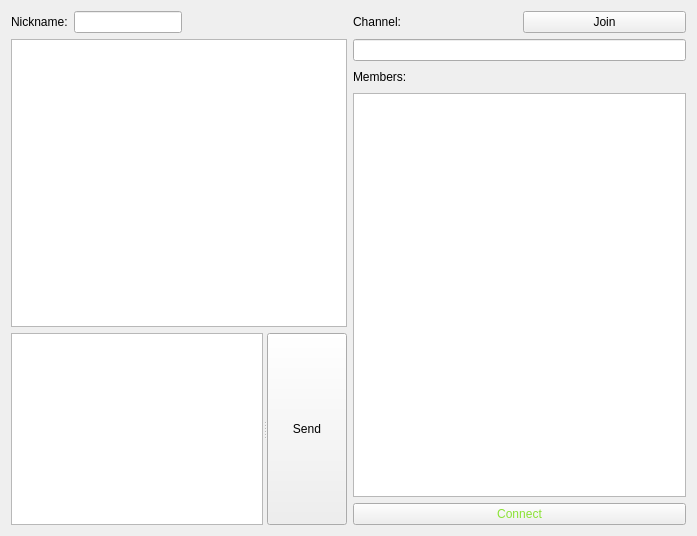
First picture: the form in Chat_Client/mainwindow.ui, repository benliepert/networks-project, before the edit.
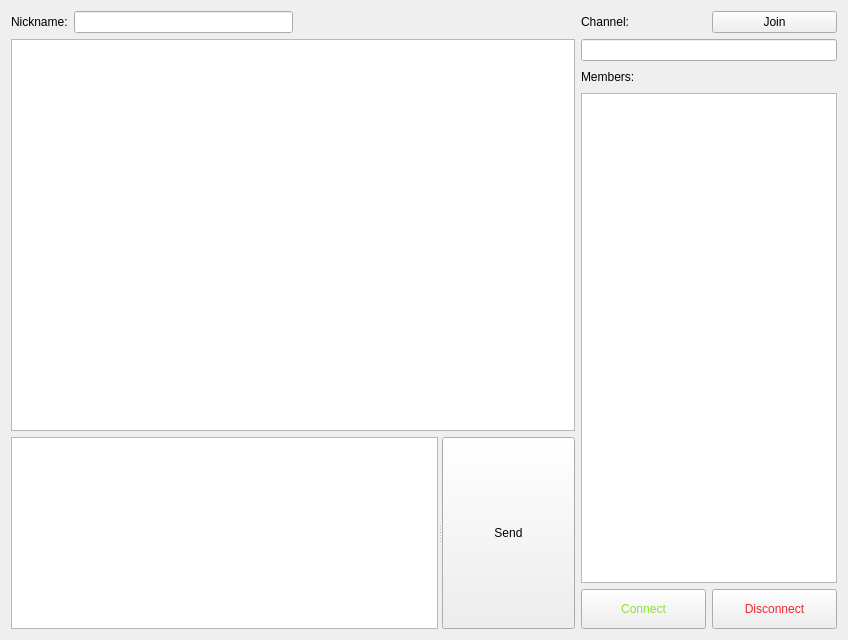
Second picture: the form after the edit.

The edit to the form file:
```diff
--- a/Chat_Client/mainwindow.ui
+++ b/Chat_Client/mainwindow.ui
@@ -6,16 +6,16 @@
    <rect>
     <x>0</x>
     <y>0</y>
-    <width>697</width>
-    <height>536</height>
+    <width>848</width>
+    <height>640</height>
    </rect>
   </property>
   <property name="windowTitle">
    <string>I bought an '83 cutlass for the weekend</string>
   </property>
   <widget class="QWidget" name="centralWidget">
-   <layout class="QHBoxLayout" name="horizontalLayout_4">
-    <item>
+   <layout class="QGridLayout" name="gridLayout">
+    <item row="0" column="0" rowspan="4">
      <layout class="QVBoxLayout" name="verticalLayout">
       <item>
        <layout class="QHBoxLayout" name="horizontalLayout_3">
@@ -66,12 +66,7 @@
       </item>
      </layout>
     </item>
-    <item>
-     <layout class="QVBoxLayout" name="verticalLayout_3" stretch="0,0,0,0">
-      <property name="sizeConstraint">
-       <enum>QLayout::SetMaximumSize</enum>
-      </property>
-      <item>
+    <item row="0" column="1" colspan="2">
        <layout class="QVBoxLayout" name="verticalLayout_2">
         <item>
          <layout class="QHBoxLayout" name="horizontalLayout">
@@ -96,7 +91,7 @@
         </item>
        </layout>
       </item>
-      <item>
+    <item row="1" column="1" colspan="2">
        <layout class="QHBoxLayout" name="horizontalLayout_5">
         <item>
          <widget class="QLabel" name="label_3">
@@ -120,11 +115,17 @@
         </item>
        </layout>
       </item>
-      <item>
+    <item row="2" column="1" colspan="2">
        <widget class="QTextBrowser" name="textBrowser_2"/>
       </item>
-      <item>
+    <item row="3" column="1">
        <widget class="QPushButton" name="pushButton_3">
+      <property name="minimumSize">
+       <size>
+        <width>100</width>
+        <height>40</height>
+       </size>
+      </property>
         <property name="styleSheet">
          <string notr="true">color: rgb(138, 226, 52);
 font: 57 15pt &quot;Ubuntu&quot;;</string>
@@ -134,7 +135,22 @@
         </property>
        </widget>
       </item>
-     </layout>
+    <item row="3" column="2">
+     <widget class="QPushButton" name="pushButton_4">
+      <property name="minimumSize">
+       <size>
+        <width>100</width>
+        <height>40</height>
+       </size>
+      </property>
+      <property name="styleSheet">
+       <string notr="true">color: rgb(239, 41, 41);
+font: 57 11pt &quot;Ubuntu&quot;;</string>
+      </property>
+      <property name="text">
+       <string>Disconnect</string>
+      </property>
+     </widget>
     </item>
    </layout>
   </widget>
```
Lines whose indentation alone changed are shown as unchanged.
